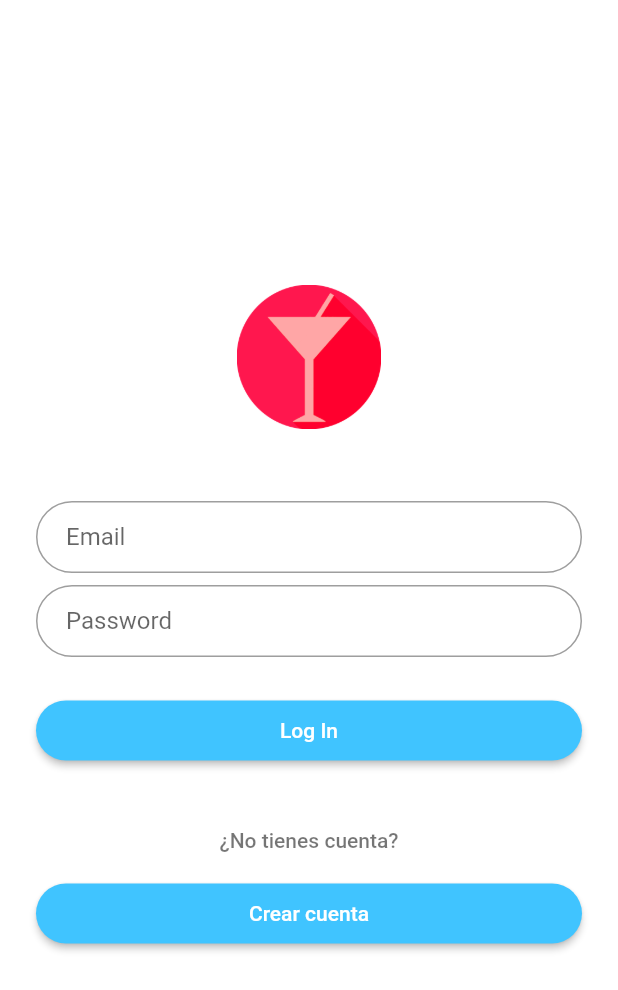
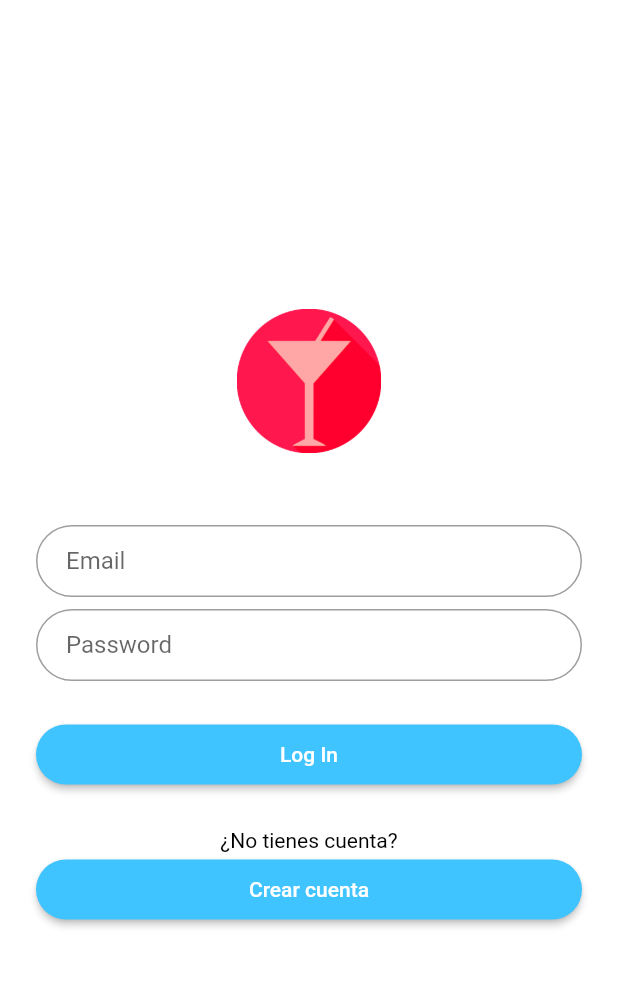
Before and after one commit to Green-Devs/ReserBooze, a Flutter app: the screen it shows after launch, on a phone screen of 412 x 824 dp. Shown: the top 990 px of the screen. Run offline on Flutter 3.47's test engine with Material 2 defaults, Android fonts, the phone set to English and light mode, and no system bars; our stand-ins replace datetime_picker_formfield, toast.

Commit message:
Refactored LoginPage, commented LoginPage & CrearCuenta, enchanced the UI on LoginPage

```diff
--- a/app/flutter_app/lib/login_page.dart
+++ b/app/flutter_app/lib/LoginPage.dart
@@ -1,3 +1,17 @@
+/**
+ *LoginPage
+ *
+ * Primera pantalla que ve el usuario al abrir la apliación
+ * si no tiene sesión iniciada.
+ *
+ * Este archivo cumple con el caso detallado RF03: Login. El cual
+ * está especificado en el SDS. Su principal funcionalidad es verificar
+ * que correo y contraseña coincidan, para llevar la usuario a la pantalla
+ * principal.
+ * De igual manera se puede hacer click en el botón de Crear cuenta para
+ * iniciar el caso de uso RF02, el cual también está especificado en el SDS.
+ */
+
 import 'package:flutter/material.dart';
 import 'package:toast/toast.dart';
 import 'BottomBarView.dart';
@@ -15,11 +29,14 @@ class _LoginPageState extends State<LoginPage> {
   @override
   Widget build(BuildContext context) {
 
+    //Agregar cuentas manualmente porque no tenemos base de datos todavía
     addAccounts();
 
+    //Para extrar información de los TextFormFields
     final emailController = TextEditingController();
     final passwordController = TextEditingController();
 
+    //Creando el logo de Reserbooze
     final logo = Hero(
       tag: 'hero',
       child: CircleAvatar(
@@ -29,6 +46,7 @@ class _LoginPageState extends State<LoginPage> {
       )
     );
 
+    //Creando el TextFormField del correo
     final email = TextFormField(
       controller: emailController,
       keyboardType: TextInputType.emailAddress,
@@ -42,6 +60,7 @@ class _LoginPageState extends State<LoginPage> {
       ),
     );
 
+    //Creando el TextFormField de la contraseña
     final password = TextFormField(
       controller: passwordController,
       autofocus: false,
@@ -55,6 +74,7 @@ class _LoginPageState extends State<LoginPage> {
       ),
     );
 
+  //Creando el botón de inicio de sesión
   final loginButton = Padding(
     padding: EdgeInsets.symmetric(vertical: 1.0),
     child: RaisedButton(
@@ -62,13 +82,16 @@ class _LoginPageState extends State<LoginPage> {
         borderRadius: BorderRadius.circular(24),
       ),
       onPressed: () {
+        //Verificar si la cuenta existe
         if(hasAccount(emailController.text, passwordController.text)) {
+          //Si existe, llévalo a la pantalla principal
           Navigator.push(
             context,
             MaterialPageRoute(
                 builder: (context) => BottomBarView(currentIndex: 0,)),
           );
         }
+        //Si no existe, dile que no coincide correo y/o contraseña
         else {
           Toast.show("Correo y/o contraseña no coinciden.", context, duration: Toast.LENGTH_LONG, gravity: Toast.BOTTOM, backgroundColor: Colors.white, textColor: Colors.redAccent);
         }
@@ -79,12 +102,14 @@ class _LoginPageState extends State<LoginPage> {
     ),
   );
 
+    //Creando botón para crear cuentas
     final createAccountButton = Padding(
       padding: EdgeInsets.symmetric(vertical: 1.0),
       child: RaisedButton(
         shape: RoundedRectangleBorder(
           borderRadius: BorderRadius.circular(24),
         ),
+        //Te lleva directamente a otra pantalla/widget
         onPressed: () {
           Navigator.push(
             context,
@@ -99,12 +124,13 @@ class _LoginPageState extends State<LoginPage> {
       ),
     );
 
-    final createAccountLabel = FlatButton(
-        child: Text('¿No tienes cuenta?', style: TextStyle(color: Colors.black54)),
-        onPressed: () {}
+    //Etiqueta que acompaña al botón para crear cuenta
+    final createAccountLabel = Text(
+      '¿No tienes cuenta?', style : TextStyle(color: Colors.black),
+      textAlign: TextAlign.center,
     );
 
-
+    //Aquí se regresa toda la pantalla/widget formado por los elementos ya descritos
     return Scaffold(
       backgroundColor: Colors.white,
       body: Center(
@@ -113,7 +139,7 @@ class _LoginPageState extends State<LoginPage> {
           padding: EdgeInsets.only(left: 24.0, right: 24.0),
           children: <Widget>[
             logo,
-            //SizedBox are like padding, space between
+            //SizedBox son como padding, espacio en medio de elementos
             SizedBox(height: 48.0),
             email,
             SizedBox(height: 8.0),
@@ -129,14 +155,29 @@ class _LoginPageState extends State<LoginPage> {
     );
   }
 
-  //Función para agregar todas las cuentas para futura autenticación. Pues no tenemos base de datos aún
+  /**
+   * addAccounts
+   *
+   * Función para agregar todas las cuentas para futura autenticación. Pues no tenemos base de datos aún.
+   */
   void addAccounts() {
     globals.cuentas.add(Cuenta('Pedro García', 'pedro.garcia95@gmail.com', '123', DateTime.now(), 12345, 'assets/profilepic.png'));
     globals.cuentas.add(Cuenta('Juan Pérez', 'juanperez@gmail.com', 'juanperez', DateTime.now(), 12346, 'assets/profilepic.png'));
     globals.cuentas.add(Cuenta('Juan Pérez2', 'a', 'a', DateTime.now(), 12346, 'assets/profilepic.png'));
   }
 
-  //Función que checa si el usuario introducido está registrado y la contraseña es correcta
+  /**
+   * hasAccount
+   *
+   * Función que checa si el usuario introducido está registrado y la contraseña es correcta
+   *
+   * Parámetros:
+   * correo: Correo introducido por el usuario
+   * contraseña: Contraseña introducida por el usuario
+   *
+   * Regresa:
+   * True si la cuenta existe, false si no.
+   */
   bool hasAccount(String correo, String contrasena) {
     //Variable que almacena con valor booleano si el usuario está o no registrado
     bool isRegistered = false;
--- a/app/flutter_app/lib/PerfilPage.dart
+++ b/app/flutter_app/lib/PerfilPage.dart
@@ -1,6 +1,6 @@
 import 'package:flutter/material.dart';
 import 'entities/Cuenta.dart';
-import 'login_page.dart';
+import 'LoginPage.dart';
 
 class PerfilPage extends StatefulWidget {
   @override
--- a/app/flutter_app/lib/main.dart
+++ b/app/flutter_app/lib/main.dart
@@ -1,5 +1,5 @@
 import 'package:flutter/material.dart';
-import 'login_page.dart';
+import 'LoginPage.dart';
 
 void main() => runApp(MyApp());
 
```
Also changed, not shown: app/flutter_app/lib/CrearCuenta.dart (+51 -8 lines).
